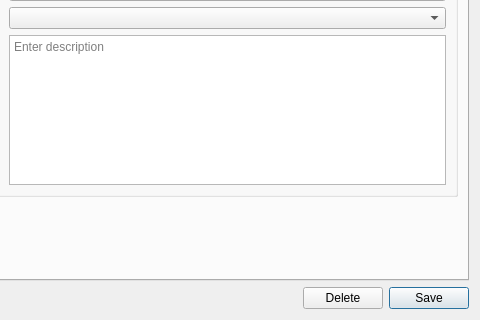
Old version of the form projects/ores.qt/ui/BusinessCentreDetailDialog.ui in the repository OreStudio/OreStudio; both pictures show x 120 to 600 and y 180 to 500 of the 600 by 500 pixel window.
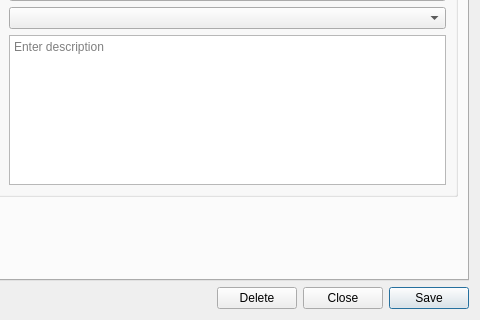
New version of the form. Custom widgets are drawn as their Qt base class.

Commit message: [qt] Remove toolbars from detail dialogs; add Close button throughout

```diff
--- a/projects/ores.qt/ui/BusinessCentreDetailDialog.ui
+++ b/projects/ores.qt/ui/BusinessCentreDetailDialog.ui
@@ -183,6 +183,13 @@
        </property>
       </widget>
      </item>
+     <item>
+      <widget class="QPushButton" name="closeButton">
+       <property name="text">
+        <string>Close</string>
+       </property>
+      </widget>
+     </item>
      <item>
       <widget class="QPushButton" name="saveButton">
        <property name="text">
```
The commit also changes 201 other files.
